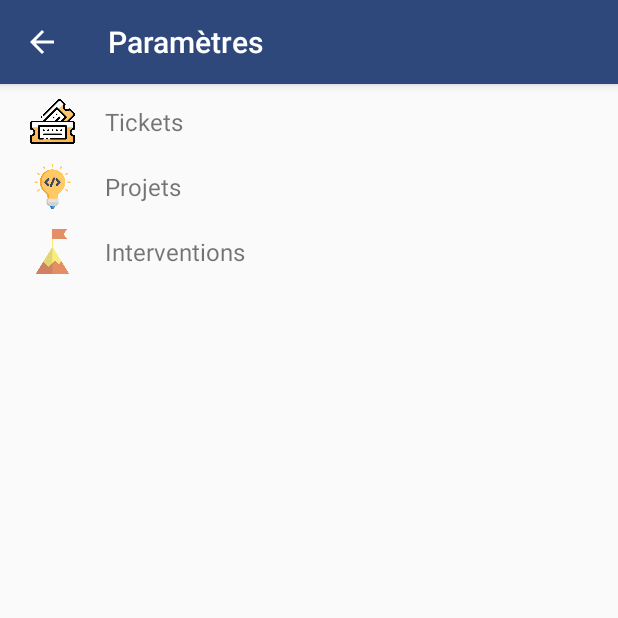
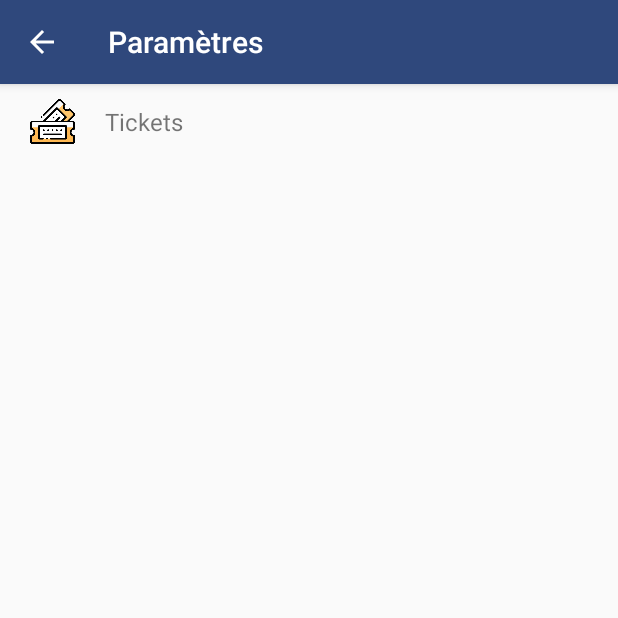
Before and after one commit to AdelAchour/GSHGlobalActivity, an Android app: the Setting screen opened directly, with no data from a screen before it, on a phone screen of 412 x 824 dp, the top half of it. Run offline under Robolectric (Android 15) with nearby library versions, the light colour scheme and no system bars; network calls fail.

```diff
--- a/app/build.gradle
+++ b/app/build.gradle
@@ -7,8 +7,8 @@ android {
         applicationId "com.production.achour_ar.gshglobalactivity"
         minSdkVersion 22
         targetSdkVersion 28
-        versionCode 5
-        versionName "1.4"
+        versionCode 7
+        versionName "1.6"
         testInstrumentationRunner "android.support.test.runner.AndroidJUnitRunner"
     }
     buildTypes {
--- a/app/src/main/java/com/production/achour_ar/gshglobalactivity/ITs/activity/Setting.java
+++ b/app/src/main/java/com/production/achour_ar/gshglobalactivity/ITs/activity/Setting.java
@@ -28,8 +28,8 @@ public class Setting extends AppCompatActivity implements View.OnClickListener {
 
     private void setListener() {
         ticketLinear.setOnClickListener(this);
-        projectLinear.setOnClickListener(this);
-        interventionLinear.setOnClickListener(this);
+        //projectLinear.setOnClickListener(this);
+        //interventionLinear.setOnClickListener(this);
     }
 
     private void setupActionBar() {
@@ -41,8 +41,8 @@ public class Setting extends AppCompatActivity implements View.OnClickListener {
     private void initView() {
         ActionBar actionBar = getSupportActionBar();
         ticketLinear = findViewById(R.id.ticketlinear);
-        projectLinear = findViewById(R.id.projectlinear);
-        interventionLinear = findViewById(R.id.interventionlinear);
+        //projectLinear = findViewById(R.id.projectlinear);
+        //interventionLinear = findViewById(R.id.interventionlinear);
     }
 
 
@@ -63,13 +63,13 @@ public class Setting extends AppCompatActivity implements View.OnClickListener {
                 startActivity(new Intent(this, SettingTicket.class));
                 break;
 
-            case R.id.projectlinear:
+            /*case R.id.projectlinear:
                 Toast.makeText(this, "En cours d'implémentation", Toast.LENGTH_SHORT).show();
                 break;
 
             case R.id.interventionlinear:
                 Toast.makeText(this, "En cours d'implémentation", Toast.LENGTH_SHORT).show();
-                break;
+                break;*/
 
         }
     }
--- a/app/src/main/java/com/production/achour_ar/gshglobalactivity/ITs/data_model/Constants.java
+++ b/app/src/main/java/com/production/achour_ar/gshglobalactivity/ITs/data_model/Constants.java
@@ -41,7 +41,7 @@ public class Constants {
     public final static String GLPI_URL = "https://mobile-helpdesk.groupe-hasnaoui.com/apirest.php/"; //9.3.1 remote (REAL)
     public final static String App_Token = "MvMvBTXzCBLy6qInlcWdbTdxMS2IefVOjlSkPgYi"; //9.3.1 (REAL)
 
-    public static final String APP_VERSION = "1.4";
+    public static final String APP_VERSION = "1.6";
 
     public static int SHOW_KEYBORD = 100;
     public static final int PICK_IMAGE = 100;
--- a/app/src/main/res/layout/setting_layout.xml
+++ b/app/src/main/res/layout/setting_layout.xml
@@ -28,7 +28,7 @@
             />
     </LinearLayout>
 
-    <LinearLayout
+    <!-- <LinearLayout
         android:id="@+id/projectlinear"
         android:layout_marginTop="13dp"
         android:layout_width="match_parent"
@@ -68,5 +68,5 @@
             android:layout_height="wrap_content"
             android:text="Interventions"
             />
-    </LinearLayout>
+    </LinearLayout> -->
 </LinearLayout>
--- a/app/src/main/res/values/strings.xml
+++ b/app/src/main/res/values/strings.xml
@@ -89,7 +89,7 @@
     <string name="apppartsquestion">Quelles parties de l’application sont achevées?</string>
     <string name="apppartsanswer">Pour l’instant la partie Helpdesk est achevée, des réparations de bugs ou de nouvelles fonctionnalités viendront surement s’y ajouter.\nLes parties projets et interventions sont en cours d’implémentation.</string>
     <string name="appbugquestion">Que faire en cas de bug de l’application?</string>
-    <string name="appbuganswer">Il est vivement conseillé d’envoyer un email à Adel ACHOUR (adel.achour@groupe-hasnaoui.com) avec des explications relatifs au bug, afin que celui-ci soit réglé au plus vite.</string>
+    <string name="appbuganswer">Il est vivement conseillé d’envoyer un email à l’adresse suivante (adel.achour@groupe-hasnaoui.com) avec des explications relatifs au bug, afin que celui-ci soit réglé au plus vite.</string>
 
     <string name="copyright">© 2018 GSH Inc.\nDSI.\nAdel ACHOUR.</string>
     <string name="gotologin">Se reconnecter manuellement</string>
```
Also changed, not shown: app/src/main/res/layout/login_act.xml (+3 -4 lines), 1 other file.
